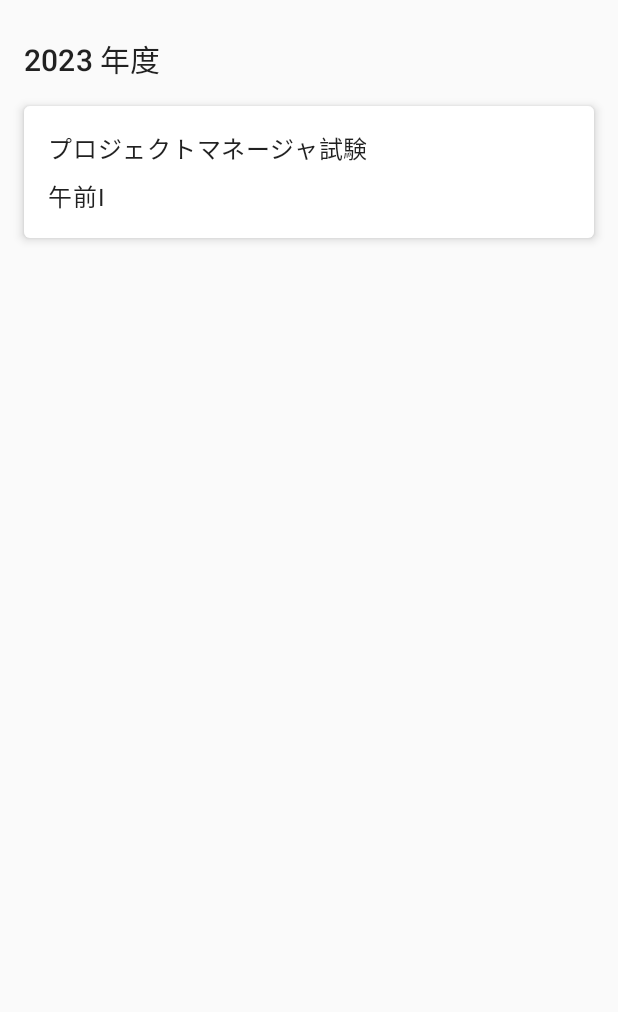
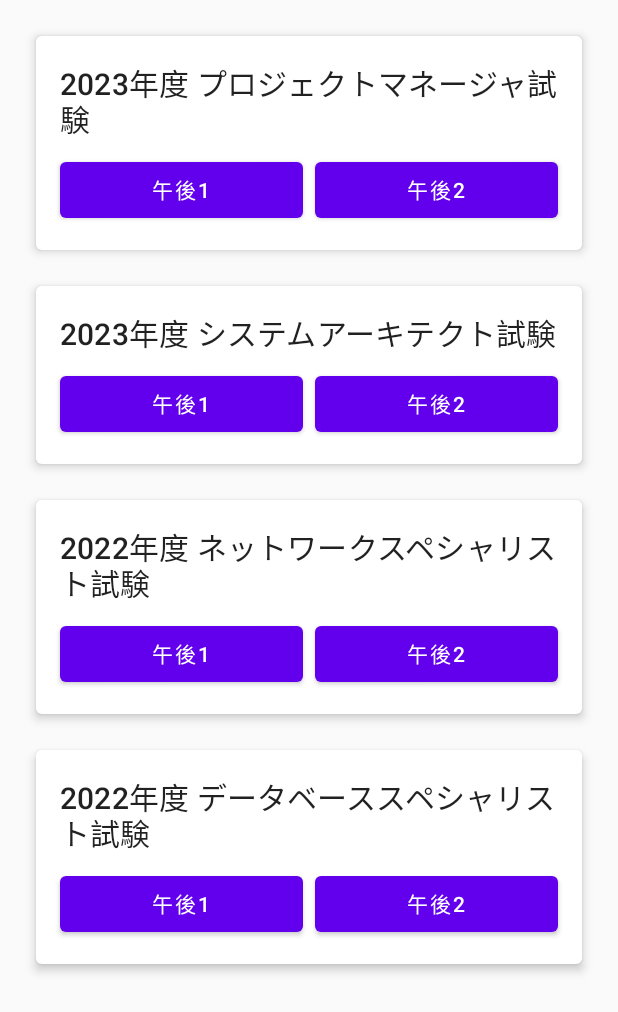
Before and after one commit to n-kazuyoshi268/code_lab, an Android app built with Jetpack Compose: the PastQuestionsScreen screen opened through its navigation route, on a phone screen of 412 x 824 dp. Shown: the top 1012 px of the screen. Run offline under Robolectric (Android 15) with nearby library versions, the phone set to English and light mode, and no system bars.

Commit message:
現時点を格納

```diff
--- a/ipa-master/android-app/app/src/main/java/com/example/android_app/navigation/AppNavigation.kt
+++ b/ipa-master/android-app/app/src/main/java/com/example/android_app/navigation/AppNavigation.kt
@@ -15,17 +15,15 @@ fun AppNavigation() {
         composable("home") { HomeScreen(navController) }
         composable("past_questions") { PastQuestionsScreen(navController) }
         composable(
-            "question_detail/{year}/{name}/{section}",
+            "question_detail/{id}/{section}",
             arguments = listOf(
-                androidx.navigation.navArgument("year") { type = androidx.navigation.NavType.StringType },
-                androidx.navigation.navArgument("name") { type = androidx.navigation.NavType.StringType },
+                androidx.navigation.navArgument("id") { type = androidx.navigation.NavType.IntType },
                 androidx.navigation.navArgument("section") { type = androidx.navigation.NavType.StringType }
             )
         ) { backStackEntry ->
-            val year = backStackEntry.arguments?.getString("year") ?: ""
-            val name = backStackEntry.arguments?.getString("name") ?: ""
+            val id = backStackEntry.arguments?.getInt("id") ?: 0
             val section = backStackEntry.arguments?.getString("section") ?: ""
-            QuestionDetailScreen(year = year, name = name, section = section)
+            QuestionDetailScreen(id = id, section = section)
         }
     }
 }
--- a/ipa-master/android-app/app/src/main/java/com/example/android_app/ui/components/PastQuestionCard.kt
+++ b/ipa-master/android-app/app/src/main/java/com/example/android_app/ui/components/PastQuestionCard.kt
@@ -1,32 +1,56 @@
 package com.example.android_app.ui.components
 
-import androidx.compose.foundation.clickable
 import androidx.compose.foundation.layout.*
-import androidx.compose.material.Card
-import androidx.compose.material.Text
+import androidx.compose.material.*
 import androidx.compose.runtime.Composable
 import androidx.compose.ui.Modifier
 import androidx.compose.ui.unit.dp
-import androidx.navigation.NavController
-import com.example.android_app.data.PastQuestion
 
 @Composable
-fun PastQuestionCard(question: PastQuestion, navController: NavController) {
+fun PastQuestionCard(
+    pastQuestion: PastQuestion,
+    onAfternoon1Click: () -> Unit,
+    onAfternoon2Click: () -> Unit
+) {
     Card(
         modifier = Modifier
             .fillMaxWidth()
-            .padding(vertical = 8.dp)
-            .clickable {
-                navController.navigate(
-                    "question_detail/${question.year}/${question.name}/${question.section}"
-                )
-            },
+            .padding(8.dp),
         elevation = 4.dp
     ) {
-        Column(modifier = Modifier.padding(16.dp)) {
-            Text(text = question.name)
+        Column(
+            modifier = Modifier.padding(16.dp)
+        ) {
+            // 問題のタイトルを表示
+            Text(
+                text = pastQuestion.title,
+                style = MaterialTheme.typography.h6
+            )
             Spacer(modifier = Modifier.height(8.dp))
-            Text(text = question.section)
+            // 午後1・午後2ボタンの配置
+            Row(
+                horizontalArrangement = Arrangement.spacedBy(8.dp),
+                modifier = Modifier.fillMaxWidth()
+            ) {
+                Button(
+                    onClick = onAfternoon1Click,
+                    modifier = Modifier.weight(1f)
+                ) {
+                    Text("午後1")
+                }
+                Button(
+                    onClick = onAfternoon2Click,
+                    modifier = Modifier.weight(1f)
+                ) {
+                    Text("午後2")
+                }
+            }
         }
     }
 }
+
+// サンプルデータ用のデータクラス
+data class PastQuestion(
+    val id: Int,
+    val title: String
+)
--- a/ipa-master/android-app/app/src/main/java/com/example/android_app/ui/screens/PastQuestionsScreen.kt
+++ b/ipa-master/android-app/app/src/main/java/com/example/android_app/ui/screens/PastQuestionsScreen.kt
@@ -3,31 +3,41 @@ package com.example.android_app.ui.screens
 import androidx.compose.foundation.layout.*
 import androidx.compose.foundation.lazy.LazyColumn
 import androidx.compose.foundation.lazy.items
-import androidx.compose.material.*
+import androidx.compose.material.Text
 import androidx.compose.runtime.Composable
 import androidx.compose.ui.Modifier
 import androidx.compose.ui.unit.dp
 import androidx.navigation.NavController
-import com.example.android_app.data.PastQuestion
-import com.example.android_app.data.getPastQuestions
 import com.example.android_app.ui.components.PastQuestionCard
+import com.example.android_app.ui.components.PastQuestion
 
 @Composable
 fun PastQuestionsScreen(navController: NavController) {
-    val questionsByYear = getPastQuestions()
+    // サンプルデータ
+    val sampleQuestions = listOf(
+        PastQuestion(1, "2023年度 プロジェクトマネージャ試験"),
+        PastQuestion(2, "2023年度 システムアーキテクト試験"),
+        PastQuestion(3, "2022年度 ネットワークスペシャリスト試験"),
+        PastQuestion(4, "2022年度 データベーススペシャリスト試験")
+    )
 
-    LazyColumn(modifier = Modifier.fillMaxSize().padding(16.dp)) {
-        questionsByYear.forEach { (year, questions) ->
-            item {
-                Text(
-                    text = "$year 年度",
-                    style = MaterialTheme.typography.h6,
-                    modifier = Modifier.padding(vertical = 8.dp)
-                )
-            }
-            items(questions) { question ->
-                PastQuestionCard(question = question, navController = navController)
-            }
+    // 過去問リストの表示
+    LazyColumn(
+        modifier = Modifier
+            .fillMaxSize()
+            .padding(16.dp),
+        verticalArrangement = Arrangement.spacedBy(8.dp)
+    ) {
+        items(sampleQuestions) { question ->
+            PastQuestionCard(
+                pastQuestion = question,
+                onAfternoon1Click = {
+                    navController.navigate("question_detail/${question.id}/afternoon1")
+                },
+                onAfternoon2Click = {
+                    navController.navigate("question_detail/${question.id}/afternoon2")
+                }
+            )
         }
     }
 }
```
Also changed, not shown: ipa-master/android-app/app/src/main/java/com/example/android_app/ui/screens/QuestionDetailScreen.kt (+8 -4 lines).
